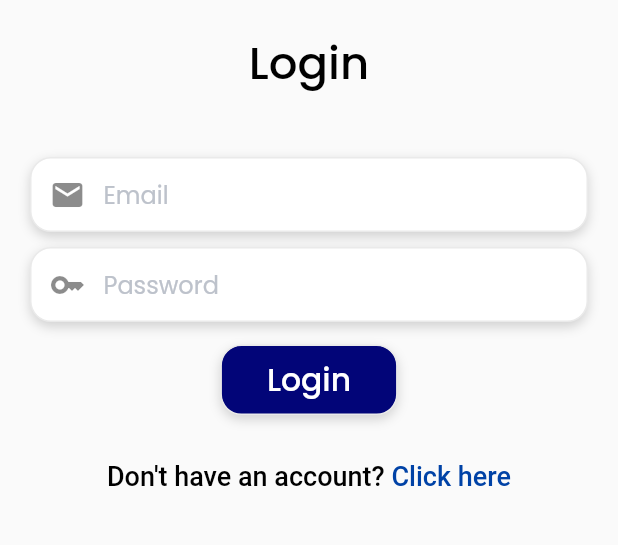
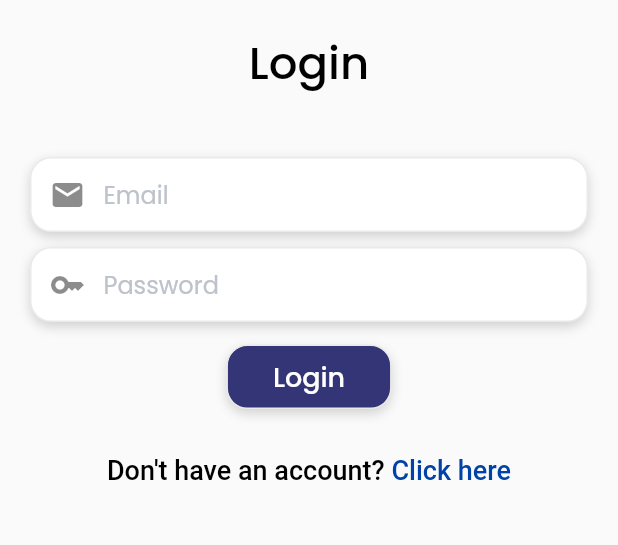
Before and after one commit to ankitsubedi89/FYP-Khana-Sabailai-User, a Flutter app: the screen it shows after launch, on a phone screen of 412 x 824 dp, the part 276-821 px from its top. Run offline on Flutter 3.47's test engine with Material 2 defaults, Android fonts, the phone set to English and light mode, and no system bars; our stand-ins replace flutter_slidable, flutter_svg, font_awesome_flutter, geocoding, geolocator, get and 2 more; missing offline and left inert: khalti.

Commit message:
Last Update

```diff
--- a/lib/baseurl.dart
+++ b/lib/baseurl.dart
@@ -1,3 +1,4 @@
-const ipaddress = '192.168.1.69';
+// const ipaddress = '192.168.1.69';
+const ipaddress = '172.16.16.57';
 
 const baseurl = "http://$ipaddress/FYP-Khana-Sabailai-backend/";
--- a/lib/screens/food/single_food_screen.dart
+++ b/lib/screens/food/single_food_screen.dart
@@ -151,7 +151,7 @@ class SingleFoodScreen extends StatelessWidget {
                             controller.foodQuantity.toString(),
                             style: const TextStyle(
                               fontFamily: 'Poppins',
-                              fontSize: 67,
+                              fontSize: 57,
                               color: Color(0xff000000),
                               fontWeight: FontWeight.w600,
                             ),
--- a/lib/widgets/custom_button.dart
+++ b/lib/widgets/custom_button.dart
@@ -13,7 +13,7 @@ class CustomButton extends StatelessWidget {
       child: Container(
         padding: const EdgeInsets.symmetric(horizontal: 30, vertical: 7),
         decoration: BoxDecoration(
-          color: const Color(0xff020578),
+          color: Color.fromARGB(255, 51, 53, 119),
           borderRadius: BorderRadius.circular(14.0),
           border: Border.all(width: 1.0, color: const Color(0xffeaeaea)),
           boxShadow: const [
@@ -28,7 +28,7 @@ class CustomButton extends StatelessWidget {
           label,
           style: const TextStyle(
             fontFamily: 'Poppins',
-            fontSize: 21,
+            fontSize: 18,
             color: Color(0xffffffff),
             fontWeight: FontWeight.w500,
           ),
```
Also changed, not shown: lib/controllers/main_controller.dart (+26 -1 lines), lib/widgets/cart_btn.dart (+3 -4 lines).
